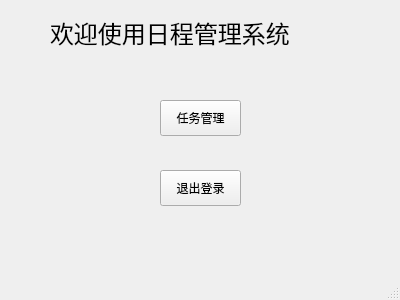
Before: the Qt Designer form schedule_manager/HomeWindow.ui in SuQingXuHua/ComputerProgrammingHomework, drawn with Qt 5.
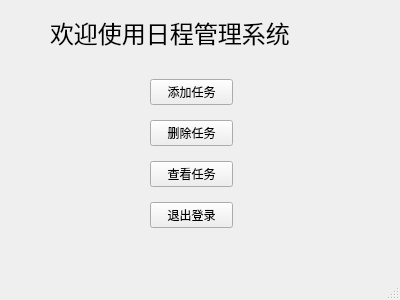
After: the same form once the commit is applied.

Commit message: Realize AddTaskWindow and relevant function.

Patch:
```diff
--- a/schedule_manager/HomeWindow.ui
+++ b/schedule_manager/HomeWindow.ui
@@ -32,31 +32,45 @@
      <string>欢迎使用日程管理系统</string>
     </property>
    </widget>
-   <widget class="QPushButton" name="taskButton">
+   <widget class="QWidget" name="">
     <property name="geometry">
      <rect>
-      <x>160</x>
-      <y>100</y>
-      <width>81</width>
-      <height>36</height>
+      <x>150</x>
+      <y>70</y>
+      <width>83</width>
+      <height>167</height>
      </rect>
     </property>
+    <layout class="QVBoxLayout" name="verticalLayout">
+     <item>
+      <widget class="QPushButton" name="addTaskButton">
     <property name="text">
-     <string>任务管理</string>
-    </property>
-   </widget>
-   <widget class="QPushButton" name="pushButton">
-    <property name="geometry">
-     <rect>
-      <x>160</x>
-      <y>170</y>
-      <width>81</width>
-      <height>36</height>
-     </rect>
-    </property>
+        <string>添加任务</string>
+       </property>
+      </widget>
+     </item>
+     <item>
+      <widget class="QPushButton" name="delTaskButton">
+       <property name="text">
+        <string>删除任务</string>
+       </property>
+      </widget>
+     </item>
+     <item>
+      <widget class="QPushButton" name="showTaskButton">
+       <property name="text">
+        <string>查看任务</string>
+       </property>
+      </widget>
+     </item>
+     <item>
+      <widget class="QPushButton" name="logoutButton">
     <property name="text">
      <string>退出登录</string>
     </property>
+      </widget>
+     </item>
+    </layout>
    </widget>
   </widget>
   <widget class="QMenuBar" name="menubar">
```
Lines whose indentation alone changed are shown as unchanged. The commit also changes 35 other files.
